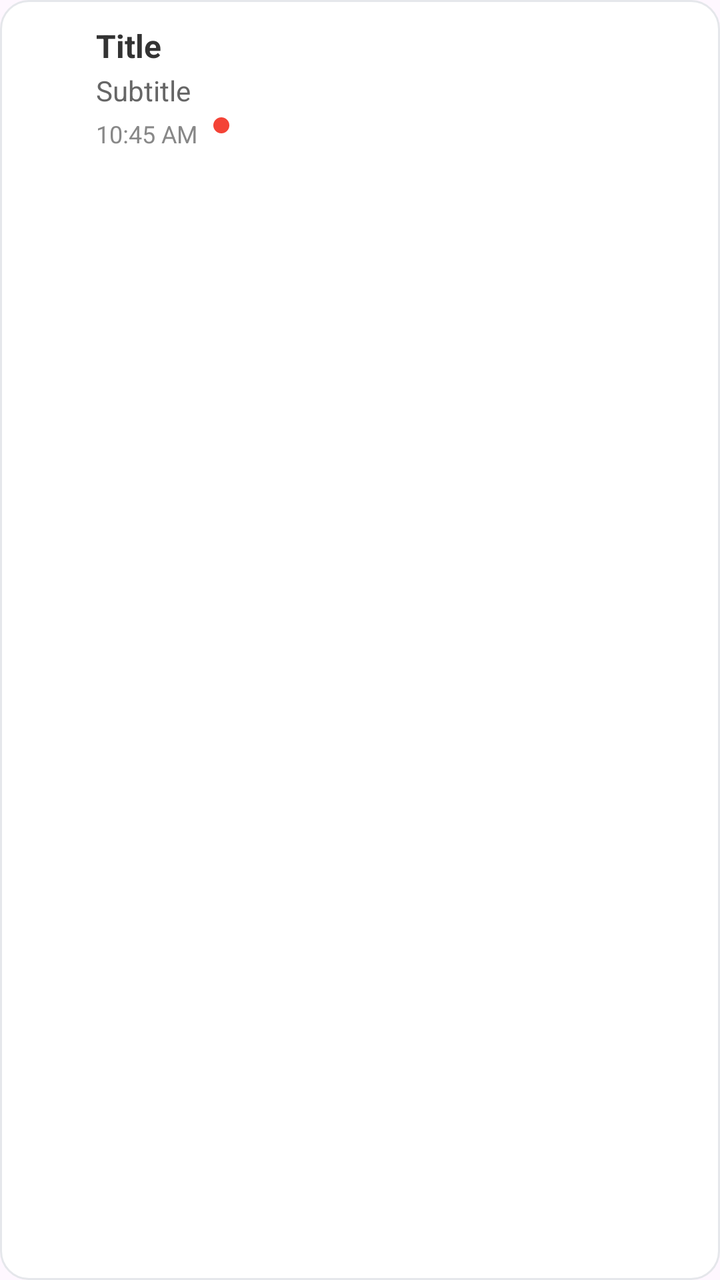
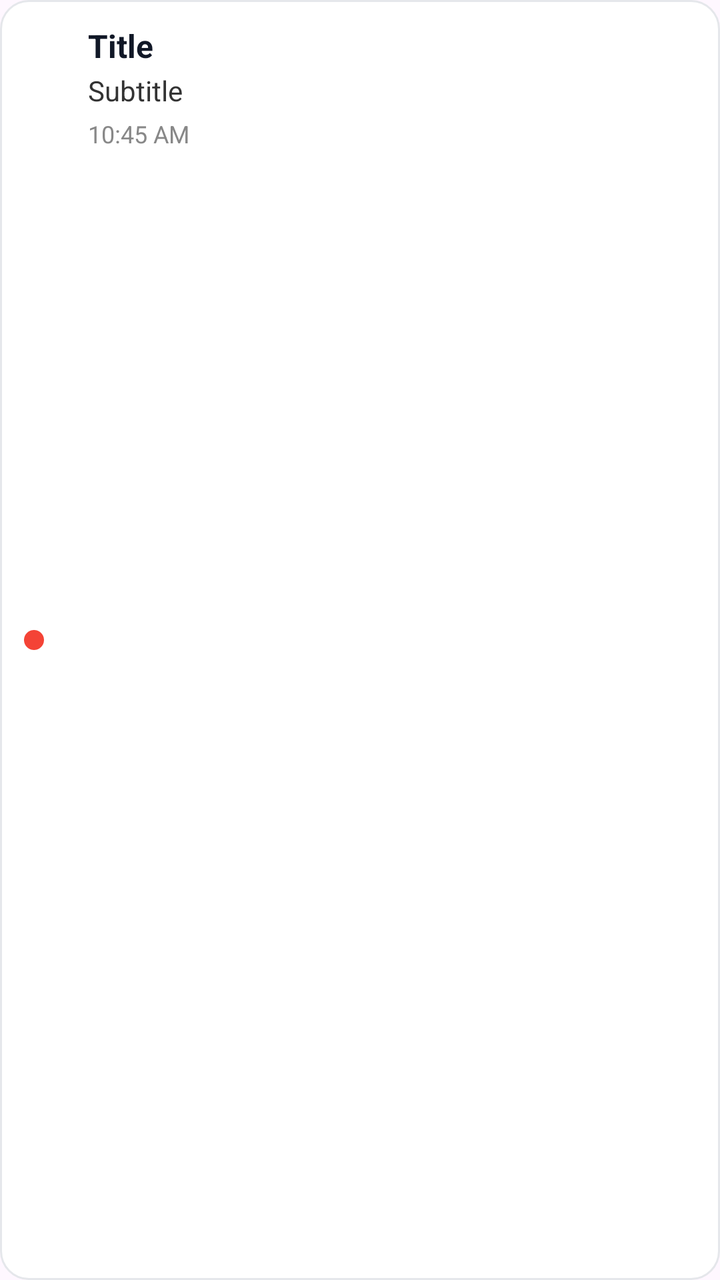

Screens rendered from an Android XML layout before and after an edit, with the pre-edit source and the edit as a unified diff.
<!-- AndroidManifest.xml: application theme Theme.Csci3130Group1 -->
<!-- res/layout/item_unified_notification.xml -->
<?xml version="1.0" encoding="utf-8"?>
<LinearLayout xmlns:android="http://schemas.android.com/apk/res/android"
    xmlns:app="http://schemas.android.com/apk/res-auto"
    android:layout_width="match_parent"
    android:layout_height="wrap_content"
    android:orientation="horizontal"
    android:background="@drawable/card_background"
    android:padding="12dp"
    android:layout_marginBottom="8dp">

    <ImageView
        android:id="@+id/notifIcon"
        android:layout_width="24dp"
        android:layout_height="24dp"
        android:tint="@color/text_secondary"
        android:layout_marginEnd="12dp"
        android:contentDescription="Icon" />

    <LinearLayout
        android:layout_width="0dp"
        android:layout_height="wrap_content"
        android:layout_weight="1"
        android:orientation="vertical">

        <TextView
            android:id="@+id/notifTitle"
            android:layout_width="match_parent"
            android:layout_height="wrap_content"
            android:text="Title"
            android:textSize="16sp"
            android:textStyle="bold"
            android:textColor="@color/text_primary" />

        <TextView
            android:id="@+id/notifBody"
            android:layout_width="match_parent"
            android:layout_height="wrap_content"
            android:text="Subtitle"
            android:textSize="14sp"
            android:textColor="@color/text_secondary"
            android:layout_marginTop="2dp" />

        <LinearLayout
            android:layout_width="match_parent"
            android:layout_height="wrap_content"
            android:orientation="horizontal"
            android:layout_marginTop="4dp">

            <TextView
                android:id="@+id/notifTime"
                android:layout_width="wrap_content"
                android:layout_height="wrap_content"
                android:text="10:45 AM"
                android:textSize="12sp"
                android:textColor="@color/text_tertiary" />

            <View
                android:id="@+id/notifUnreadDot"
                android:layout_width="8dp"
                android:layout_height="8dp"
                android:layout_marginStart="8dp"
                android:background="@drawable/badge_red_dot" />
        </LinearLayout>
    </LinearLayout>

</LinearLayout>
<!-- resources referenced by this layout -->
<resources>
  <color name="text_primary">#333333</color>
  <color name="text_secondary">#666666</color>
  <color name="text_tertiary">#888888</color>
  <!-- drawable badge_red_dot (drawable) -->
  <?xml version="1.0" encoding="utf-8"?>
  <shape xmlns:android="http://schemas.android.com/apk/res/android" android:shape="oval">
      <solid android:color="#F44336" />
  </shape>
  <!-- drawable card_background (drawable) -->
  <?xml version="1.0" encoding="utf-8"?>
  <shape xmlns:android="http://schemas.android.com/apk/res/android">
      <solid android:color="#FFFFFF" />
      <corners android:radius="14dp" />
      <stroke android:width="1dp" android:color="#E5E7EB" />
  </shape>
  <style name="Theme.Csci3130Group1" parent="Base.Theme.Csci3130Group1" />
  <style name="Base.Theme.Csci3130Group1" parent="Theme.Material3.DayNight.NoActionBar">
          
          <item name="colorPrimary">#111827</item>
          <item name="colorOnPrimary">#FFFFFF</item>
          <item name="colorSecondary">#6B7280</item>
          <item name="colorOnSecondary">#FFFFFF</item>
          
          <item name="colorPrimaryContainer">#F3F4F6</item>
          <item name="colorOnPrimaryContainer">#111827</item>
          <item name="colorSecondaryContainer">#F3F4F6</item>
          <item name="colorOnSecondaryContainer">#111827</item>
          <item name="colorTertiary">#9CA3AF</item>
          <item name="colorSurface">#FFFFFF</item>
          <item name="colorOnSurface">#111827</item>
          <item name="colorOutline">#E5E7EB</item>
          <item name="android:navigationBarColor">#FFFFFF</item>
          <item name="android:statusBarColor">#FFFFFF</item>
      </style>
</resources>

<!-- the commit's change to res/layout/item_unified_notification.xml (unified diff, before → after) -->
@@ -8,13 +8,18 @@
     android:padding="12dp"
     android:layout_marginBottom="8dp">
 
-    <ImageView
-        android:id="@+id/notifIcon"
-        android:layout_width="24dp"
-        android:layout_height="24dp"
-        android:tint="@color/text_secondary"
-        android:layout_marginEnd="12dp"
-        android:contentDescription="Icon" />
+    
+    <FrameLayout
+        android:layout_width="20dp"
+        android:layout_height="match_parent"
+        android:layout_marginEnd="12dp">
+        <View
+            android:id="@+id/notifDot"
+            android:layout_width="10dp"
+            android:layout_height="10dp"
+            android:layout_gravity="center_vertical"
+            android:background="@drawable/badge_red_dot" />
+    </FrameLayout>
 
     <LinearLayout
         android:layout_width="0dp"
@@ -29,7 +34,7 @@
             android:text="Title"
             android:textSize="16sp"
             android:textStyle="bold"
-            android:textColor="@color/text_primary" />
+            android:textColor="#111827" />
 
         <TextView
             android:id="@+id/notifBody"
@@ -37,7 +42,7 @@
             android:layout_height="wrap_content"
             android:text="Subtitle"
             android:textSize="14sp"
-            android:textColor="@color/text_secondary"
+            android:textColor="#333333"
             android:layout_marginTop="2dp" />
 
         <LinearLayout
@@ -54,12 +59,11 @@
                 android:textSize="12sp"
                 android:textColor="@color/text_tertiary" />
 
+            
             <View
-                android:id="@+id/notifUnreadDot"
-                android:layout_width="8dp"
-                android:layout_height="8dp"
-                android:layout_marginStart="8dp"
-                android:background="@drawable/badge_red_dot" />
+                android:layout_width="0dp"
+                android:layout_height="1dp"
+                android:layout_weight="1" />
         </LinearLayout>
     </LinearLayout>
 
<!-- resource entries referenced after the edit -->
@@ -1,7 +1,5 @@
 <!-- resources referenced by this layout -->
 <resources>
-  <color name="text_primary">#333333</color>
-  <color name="text_secondary">#666666</color>
   <color name="text_tertiary">#888888</color>
   <!-- drawable badge_red_dot (drawable) -->
   <?xml version="1.0" encoding="utf-8"?>
